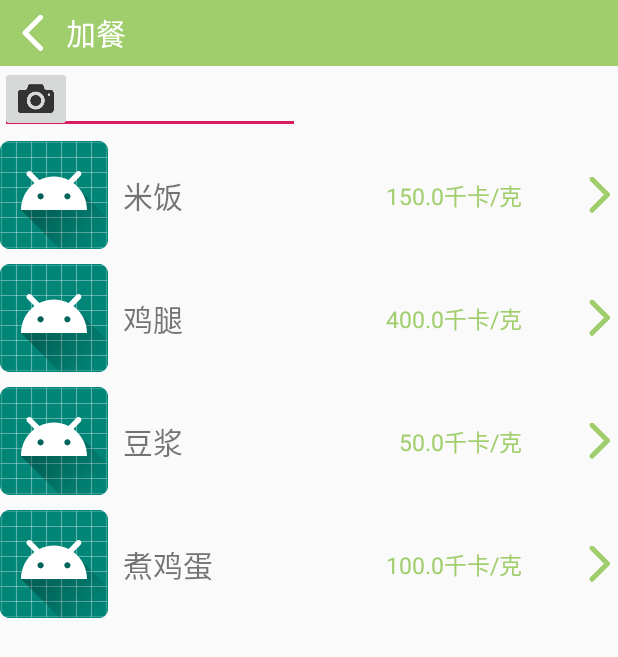
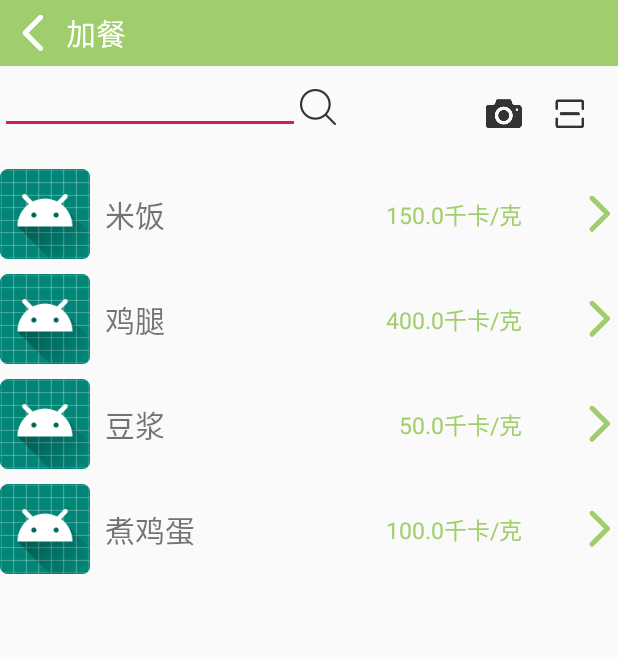
Before and after one commit to MackHsu/FoodCare, an Android app: the AddFoodActivity screen opened directly, with no data from a screen before it, on a phone screen of 412 x 824 dp. Shown: the top 657 px of the screen. Run offline under Robolectric (Android 15) with nearby library versions, the phone set to English and light mode, and no system bars.

Commit message:
调整主界面和添加界面的布局

```diff
--- a/app/src/main/java/com/example/foodcare/activity/MainActivity.java
+++ b/app/src/main/java/com/example/foodcare/activity/MainActivity.java
@@ -13,6 +13,7 @@ import android.support.v7.widget.RecyclerView;
 import android.view.View;
 import android.widget.Button;
 import android.widget.ImageButton;
+import android.widget.TextView;
 
 import com.example.foodcare.R;
 import com.example.foodcare.adapter.MainRecyclerAdapter;
@@ -35,9 +36,12 @@ public class MainActivity extends AppCompatActivity {
         super.onCreate(savedInstanceState);
         setContentView(R.layout.activity_main);
         initGroupList();
+
         menuButton = (ImageButton) findViewById(R.id.main_menu_button);
         mainDrawerLayout = (DrawerLayout) findViewById(R.id.drawer_layout);
         addFoodButton = (Button) findViewById(R.id.mian_add_button);
+        mainRecycler = (RecyclerView) findViewById(R.id.main_recycler);
+
         menuButton.setOnClickListener(new View.OnClickListener() {
             @Override
             public void onClick(View v) {
@@ -51,8 +55,6 @@ public class MainActivity extends AppCompatActivity {
                 startActivity(intent);
             }
         });
-
-        mainRecycler = (RecyclerView) findViewById(R.id.main_recycler);
 
         mainRecycler.setLayoutManager(new LinearLayoutManager(this));
         MainRecyclerAdapter adapter = new MainRecyclerAdapter(this,groupList);
--- a/app/src/main/res/layout/activity_add_food.xml
+++ b/app/src/main/res/layout/activity_add_food.xml
@@ -32,14 +32,41 @@
     <RelativeLayout
         android:layout_width="match_parent"
         android:layout_height="wrap_content">
+        <!--搜索栏-->
         <EditText
+            android:id="@+id/search_bar"
             android:layout_width="200dp"
             android:layout_height="wrap_content"
             android:layout_alignParentLeft="true"/>
+        <!--搜索按钮-->
         <ImageButton
+            android:id="@+id/search_icon"
             android:layout_width="wrap_content"
             android:layout_height="wrap_content"
-            android:src="@drawable/camera_button_black"/>
+            android:layout_toRightOf="@id/search_bar"
+            android:layout_marginTop="15dp"
+            android:src="@drawable/search_button_black"
+            android:background="#00000000"/>
+        <!--摄像头按钮-->
+        <ImageButton
+            android:id="@+id/camera_button"
+            android:layout_width="wrap_content"
+            android:layout_height="wrap_content"
+            android:src="@drawable/camera_button_black"
+            android:layout_toLeftOf="@id/scan_button"
+            android:background="#00000000"
+            android:layout_margin="20dp"/>
+        <!--扫码按钮-->
+        <ImageButton
+            android:id="@+id/scan_button"
+            android:layout_width="wrap_content"
+            android:layout_height="wrap_content"
+            android:src="@drawable/scan_button_black"
+            android:layout_alignParentRight="true"
+            android:background="#00000000"
+            android:layout_marginRight="20dp"
+            android:layout_marginTop="20dp"
+            android:layout_marginBottom="20dp"/>
     </RelativeLayout>
     <!--列表-->
     <android.support.v7.widget.RecyclerView
--- a/app/src/main/res/layout/add_food_item.xml
+++ b/app/src/main/res/layout/add_food_item.xml
@@ -6,8 +6,9 @@
     <!--图片-->
     <ImageView
         android:id="@+id/food_image"
-        android:layout_width="wrap_content"
-        android:layout_height="wrap_content"
+        android:layout_width="60dp"
+        android:layout_height="60dp"
+        android:scaleType="centerCrop"
         android:layout_alignParentLeft="true"
         android:layout_centerVertical="true"
         android:src="@mipmap/ic_launcher"/>
```
Also changed, not shown: app/src/main/res/layout/main_item_layout.xml (+7 -7 lines), app/src/main/res/drawable-hdpi/search_button_black.png (added), app/src/main/res/drawable-mdpi/search_button_black.png (added), app/src/main/res/drawable-xhdpi/search_button_black.png (added), app/src/main/res/drawable-xxhdpi/search_button_black.png (added), app/src/main/res/drawable-xxxhdpi/search_button_black.png (added).
